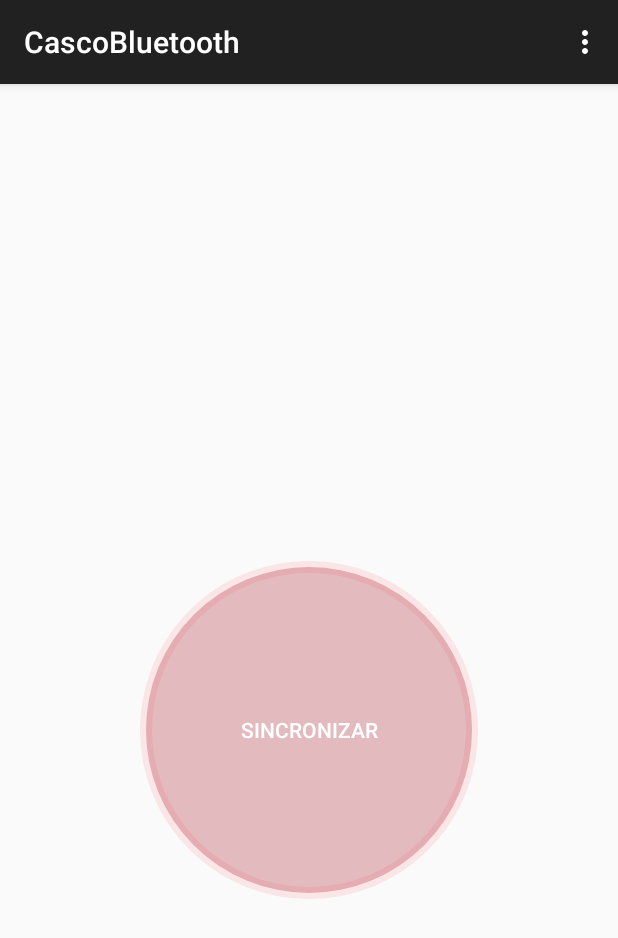
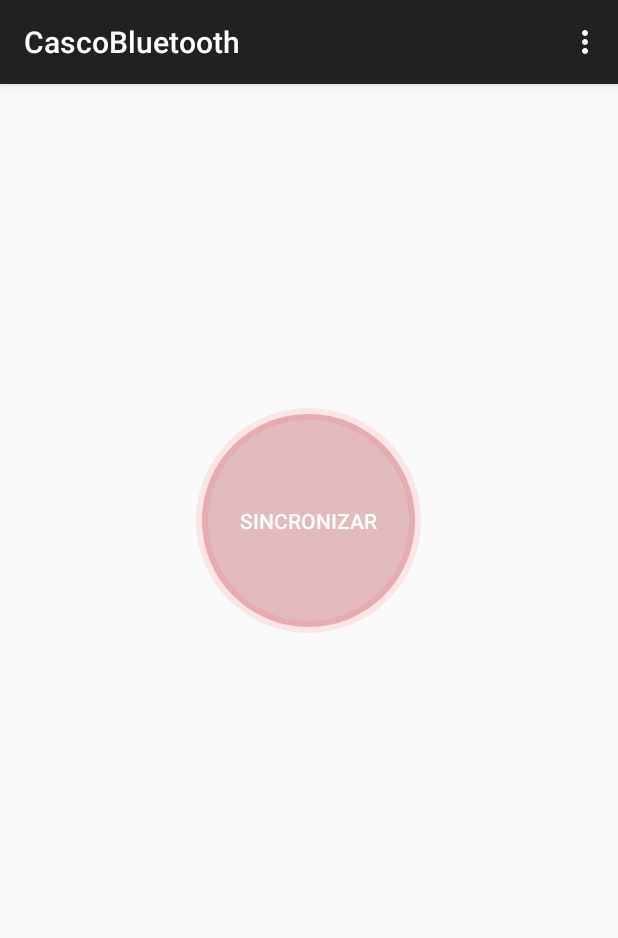
Before and after one commit to EinarMeyerson/CascoBluetooth, an Android app: the screen it shows after launch (MainActivity), on a phone screen of 412 x 824 dp. Shown: the top 938 px of the screen. Run offline under Robolectric (Android 15) with nearby library versions, the phone set to English and light mode, and no system bars.

```diff
--- a/app/src/main/res/layout/fragment_bleutooth_chat.xml
+++ b/app/src/main/res/layout/fragment_bleutooth_chat.xml
@@ -9,14 +9,14 @@
     <ListView
         android:id="@+id/in"
         android:layout_width="wrap_content"
-        android:layout_height="302dp"
+        android:layout_height="@dimen/listview_height"
         android:stackFromBottom="true"
         android:transcriptMode="alwaysScroll" />
 
     <Button
         android:id="@+id/button_send"
-        android:layout_width="225dp"
-        android:layout_height="225dp"
+        android:layout_width="@dimen/dimension_btn"
+        android:layout_height="@dimen/dimension_btn"
         android:background="@drawable/round_button_nosinc"
         android:gravity="center_vertical|center_horizontal"
         android:text="@string/send"
--- a/app/src/main/res/values-w820dp/dimens.xml
+++ b/app/src/main/res/values-w820dp/dimens.xml
@@ -3,4 +3,7 @@
          (such as screen margins) for screens with more than 820dp of available width. This
          would include 7" and 10" devices in landscape (~960dp and ~1280dp respectively). -->
     <dimen name="activity_horizontal_margin">64dp</dimen>
+    <dimen name="dimension_btn">225dp</dimen>
+    <dimen name="listview_height">300dp</dimen>
+
 </resources>
--- a/app/src/main/res/values/dimens.xml
+++ b/app/src/main/res/values/dimens.xml
@@ -2,4 +2,7 @@
     <!-- Default screen margins, per the Android Design guidelines. -->
     <dimen name="activity_horizontal_margin">16dp</dimen>
     <dimen name="activity_vertical_margin">16dp</dimen>
+    <dimen name="dimension_btn">150dp</dimen>
+    <dimen name="listview_height">200dp</dimen>
+
 </resources>
```
